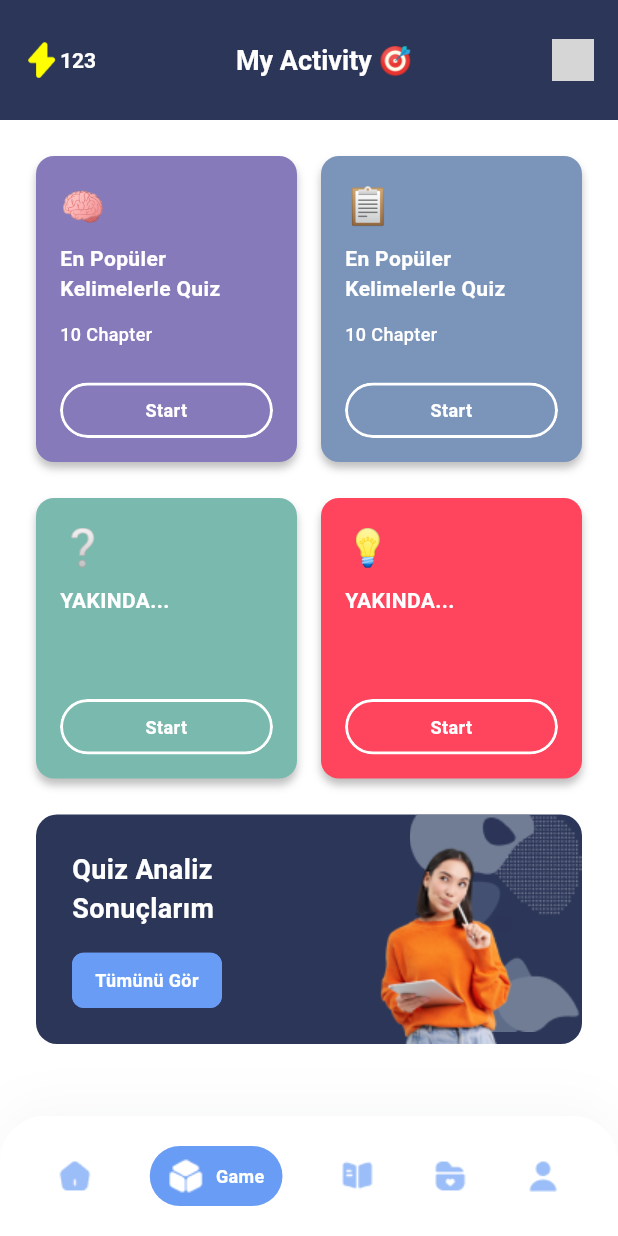
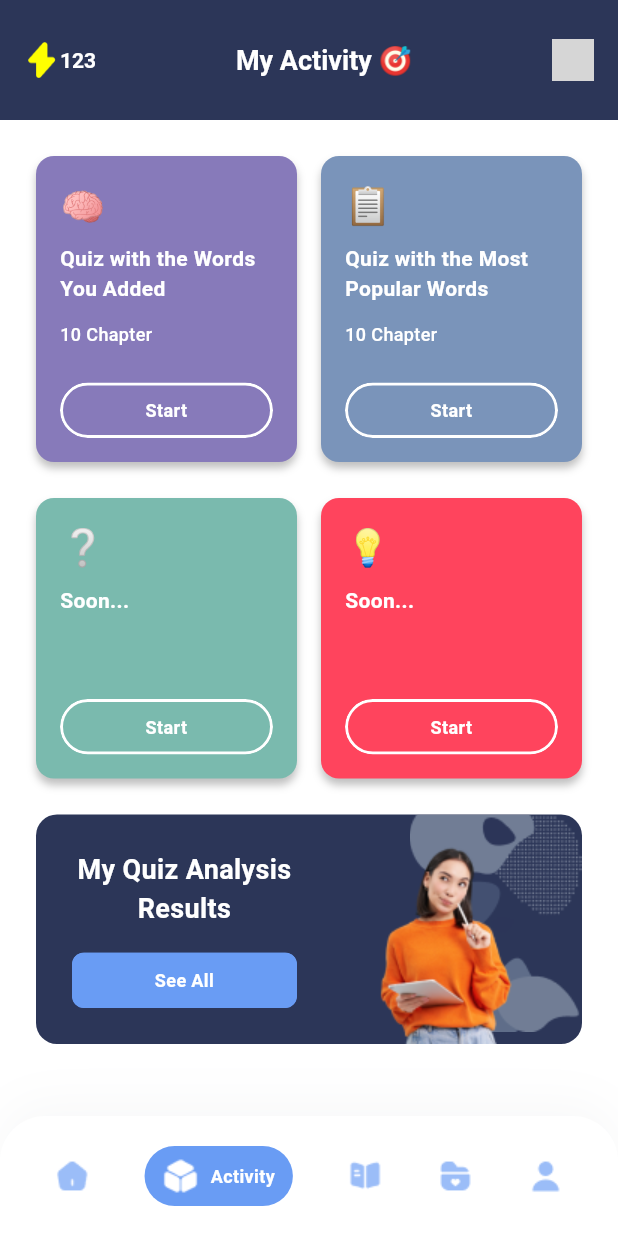
Before and after one commit to DargaHasanBasri/word_prime, a Flutter app: the screen it shows after launch, item 2 of the bottom bar chosen, on a phone screen of 412 x 824 dp. Run offline on Flutter 3.47's test engine with Material 3 defaults, Android fonts, the phone set to English and light mode, and no system bars; our stand-ins replace cached_network_image, dotted_border, easy_localization, get_it; network calls fail; grey boxes are pictures that could not be loaded.

Commit message:
Add localization operations to home-main tab and activity pages
and fix some bugs

```diff
--- a/lib/export.dart
+++ b/lib/export.dart
@@ -57,3 +57,4 @@ export 'package:word_prime/utils/app_sizes.dart';
 export 'package:word_prime/ui/pages/activity/activity_page.dart';
 export 'package:word_prime/ui/pages/activity/activity_view_model.dart';
 export 'package:word_prime/ui/pages/activity/activity_provider.dart';
+export 'package:word_prime/ui/widgets/custom_comment_bottom_sheet.dart';
--- a/lib/ui/pages/activity/activity_page.dart
+++ b/lib/ui/pages/activity/activity_page.dart
@@ -36,7 +36,7 @@ class _ActivityPageState extends State<ActivityPage> {
               child: ActivityItem(
                 backgroundColor: AppColors.lavenderPurple,
                 titleEmoji: AppLocaleConstants.EMOJI_BRAIN,
-                title: 'En Popüler Kelimelerle Quiz',
+                title: LocaleKeys.activityPage_addedWordsQuiz.locale,
                 chapterCount: 10,
                 isZeroChapterCount: false,
                 onTapStart: () {},
@@ -47,7 +47,7 @@ class _ActivityPageState extends State<ActivityPage> {
               child: ActivityItem(
                 backgroundColor: AppColors.wildBlueYonder,
                 titleEmoji: AppLocaleConstants.EMOJI_CONTROL,
-                title: 'En Popüler Kelimelerle Quiz',
+                title: LocaleKeys.activityPage_popularQuiz.locale,
                 chapterCount: 10,
                 isZeroChapterCount: false,
                 onTapStart: () {},
@@ -62,7 +62,7 @@ class _ActivityPageState extends State<ActivityPage> {
               child: ActivityItem(
                 backgroundColor: AppColors.neptune,
                 titleEmoji: AppLocaleConstants.EMOJI_QUESTION_MARK,
-                title: 'YAKINDA...',
+                title: '${LocaleKeys.activityPage_soon.locale}...',
                 chapterCount: 0,
                 isZeroChapterCount: true,
                 onTapStart: () {},
@@ -73,7 +73,7 @@ class _ActivityPageState extends State<ActivityPage> {
               child: ActivityItem(
                 backgroundColor: AppColors.watermelon,
                 titleEmoji: AppLocaleConstants.EMOJI_LIGHTBULB,
-                title: 'YAKINDA...',
+                title: '${LocaleKeys.activityPage_soon.locale}...',
                 chapterCount: 0,
                 isZeroChapterCount: true,
                 onTapStart: () {},
@@ -118,7 +118,7 @@ class _ActivityPageState extends State<ActivityPage> {
           Expanded(
             child: Center(
               child: Text(
-                'My Activity \u{1F3AF}',
+                '${LocaleKeys.activityPage_myActivity.locale} ${AppLocaleConstants.EMOJI_TARGET}',
                 style: TextStyle(
                   color: AppColors.white,
                   fontSize: 18,
--- a/lib/ui/pages/activity/components/activity_item.dart
+++ b/lib/ui/pages/activity/components/activity_item.dart
@@ -43,7 +43,7 @@ class ActivityItem extends StatelessWidget {
           ),
           SizedBox(height: 8),
           Container(
-            height: 44,
+            height: AppSizes.activityItemTitleContainerHeight,
             child: Text(
               title,
               style: TextStyle(
@@ -59,7 +59,7 @@ class ActivityItem extends StatelessWidget {
           Visibility(
             visible: !isZeroChapterCount,
             child: Text(
-              '${chapterCount} Chapter',
+              '${chapterCount} ${LocaleKeys.activityPage_chapter.locale}',
               style: TextStyle(
                 color: AppColors.white,
                 fontSize: 12,
@@ -69,7 +69,7 @@ class ActivityItem extends StatelessWidget {
           ),
           SizedBox(height: 24),
           CustomButton(
-            title: 'Start',
+            title: LocaleKeys.start.locale,
             titleFontSize: 12,
             titleVerticalPadding: 8,
             backgroundColor: Colors.transparent,
--- a/lib/ui/pages/activity/components/analysis_results.dart
+++ b/lib/ui/pages/activity/components/analysis_results.dart
@@ -22,23 +22,24 @@ class AnalysisResults extends StatelessWidget {
           Padding(
             padding: AppPaddings.appPaddingAll,
             child: Container(
-              width: 100,
+              width: AppSizes.analysisResultsContainerWidth,
               child: Column(
                 crossAxisAlignment: CrossAxisAlignment.stretch,
                 children: [
                   Text(
-                    "Quiz Analiz Sonuçlarım",
+                    LocaleKeys.activityPage_quizAnalysis.locale,
                     style: TextStyle(
                       color: AppColors.white,
                       fontSize: 18,
                       fontWeight: FontWeight.w700,
                       overflow: TextOverflow.ellipsis,
                     ),
+                    textAlign: TextAlign.center,
                     maxLines: 2,
                   ),
                   SizedBox(height: 16),
                   CustomButton(
-                    title: 'Tümünü Gör',
+                    title: LocaleKeys.activityPage_seeAll.locale,
                     titleFontSize: 12,
                     titleVerticalPadding: 8,
                     borderRadius: 8,
--- a/lib/ui/pages/home/components/user_list_item.dart
+++ b/lib/ui/pages/home/components/user_list_item.dart
@@ -17,7 +17,7 @@ class UserListItem extends StatelessWidget {
           SizedBox(height: 4),
           Expanded(
             child: Text(
-              'Test User',
+              AppLocaleConstants.DEFAULT_USER_NAME,
               style: TextStyle(
                 color: AppColors.mirage,
                 fontSize: 12,
--- a/lib/ui/pages/main_tab/components/active_bottom_navigation_bar_item.dart
+++ b/lib/ui/pages/main_tab/components/active_bottom_navigation_bar_item.dart
@@ -22,8 +22,8 @@ class ActiveBottomNavigationBarItem extends StatelessWidget {
           children: [
             Image.asset(
               iconAddress,
-              width: 24,
-              height: 24,
+              width: AppSizes.appOverallIconWidth,
+              height: AppSizes.appOverallIconHeight,
               color: AppColors.white,
             ),
             SizedBox(width: 8),
--- a/lib/ui/pages/main_tab/components/custom_bottom_navigation_bar.dart
+++ b/lib/ui/pages/main_tab/components/custom_bottom_navigation_bar.dart
@@ -39,12 +39,12 @@ class CustomBottomNavigationBar extends StatelessWidget {
                   child: whichIndex.value == 0
                       ? ActiveBottomNavigationBarItem(
                           iconAddress: AppAssets.icMainTabHomePath,
-                          pageName: 'Home',
+                          pageName: LocaleKeys.home.locale,
                         )
                       : Image.asset(
                           AppAssets.icMainTabHomePath,
-                          width: 24,
-                          height: 24,
+                          width: AppSizes.appOverallIconWidth,
+                          height: AppSizes.appOverallIconHeight,
                           color: AppColors.pastelBlue,
                         ),
                 ),
@@ -55,12 +55,12 @@ class CustomBottomNavigationBar extends StatelessWidget {
                   child: whichIndex.value == 1
                       ? ActiveBottomNavigationBarItem(
                           iconAddress: AppAssets.icMainTabActivityPath,
-                          pageName: 'Game',
+                          pageName: LocaleKeys.activity.locale,
                         )
                       : Image.asset(
                           AppAssets.icMainTabActivityPath,
-                          width: 24,
-                          height: 24,
+                          width: AppSizes.appOverallIconWidth,
+                          height: AppSizes.appOverallIconHeight,
                           color: AppColors.pastelBlue,
                         ),
                 ),
@@ -71,12 +71,12 @@ class CustomBottomNavigationBar extends StatelessWidget {
                   child: whichIndex.value == 2
                       ? ActiveBottomNavigationBarItem(
                           iconAddress: AppAssets.icMainTabWordAddPath,
-                          pageName: 'Add Word',
+                          pageName: LocaleKeys.addWord.locale,
                         )
                       : Image.asset(
                           AppAssets.icMainTabWordAddPath,
-                          width: 24,
-                          height: 24,
+                          width: AppSizes.appOverallIconWidth,
+                          height: AppSizes.appOverallIconHeight,
                           color: AppColors.pastelBlue,
                         ),
                 ),
@@ -87,12 +87,12 @@ class CustomBottomNavigationBar extends StatelessWidget {
                   child: whichIndex.value == 3
                       ? ActiveBottomNavigationBarItem(
                           iconAddress: AppAssets.icMainTabTaskPath,
-                          pageName: 'Tasks',
+                          pageName: LocaleKeys.tasks.locale,
                         )
                       : Image.asset(
                           AppAssets.icMainTabTaskPath,
-                          width: 24,
-                          height: 24,
+                          width: AppSizes.appOverallIconWidth,
+                          height: AppSizes.appOverallIconHeight,
                           color: AppColors.pastelBlue,
                         ),
                 ),
@@ -103,12 +103,12 @@ class CustomBottomNavigationBar extends StatelessWidget {
                   child: whichIndex.value == 4
                       ? ActiveBottomNavigationBarItem(
                           iconAddress: AppAssets.icMainTabProfilePath,
-                          pageName: 'Profile',
+                          pageName: LocaleKeys.profile.locale,
                         )
                       : Image.asset(
                           AppAssets.icMainTabProfilePath,
-                          width: 24,
-                          height: 24,
+                          width: AppSizes.appOverallIconWidth,
+                          height: AppSizes.appOverallIconHeight,
                           color: AppColors.pastelBlue,
                         ),
                 ),
--- a/lib/ui/pages/profile_details/profile_details_page.dart
+++ b/lib/ui/pages/profile_details/profile_details_page.dart
@@ -46,7 +46,7 @@ class _ProfileDetailsPageState extends BaseStatefulState<ProfileDetailsPage> {
           ),
         ),
         Padding(
-          padding: AppPaddings.paddingPaddingBottom,
+          padding: AppPaddings.paddingLargeBottom,
           child: Text(
             LocaleKeys.profileDetail_changePicture.locale,
             style: TextStyle(
--- a/lib/utils/app_locale_constants.dart
+++ b/lib/utils/app_locale_constants.dart
@@ -10,9 +10,17 @@ final class AppLocaleConstants {
   static const EMOJI_BRAIN = '\u{1F9E0}';
   static const EMOJI_CONTROL = '\u{1F4CB}';
   static const EMOJI_LIGHTBULB = '\u{1F4A1}';
+  static const EMOJI_WAVING = '\u{1F44B}';
+  static const EMOJI_TARGET = '\u{1F3AF}';
 
   static const DEFAULT_PROFILE_PICTURE =
       'https://cdn.pixabay.com/photo/2015/10/05/22/37/blank-profile-picture-973460_960_720.png';
 
-  static const EXAMPLE_PROFILE_PICTURE = 'https://www.shareicon.net/data/128x128/2016/05/24/770137_man_512x512.png';
+  static const EXAMPLE_PROFILE_PICTURE =
+      'https://www.shareicon.net/data/128x128/2016/05/24/770137_man_512x512.png';
+
+  static const DEFAULT_SENTENCES =
+      'Dolor morbi non arcu risus quis varius. sed nisi lacus sed viverra. Dolor morbi non arcu risus quis varius.';
+
+  static const DEFAULT_USER_NAME = 'X_AE_A-13';
 }
--- a/lib/utils/app_paddings.dart
+++ b/lib/utils/app_paddings.dart
@@ -21,7 +21,9 @@ final class AppPaddings {
 
   static const paddingSmallAll = EdgeInsets.all(8);
 
-  static const paddingPaddingBottom = EdgeInsets.only(bottom: 24);
+  static const paddingLargeBottom = EdgeInsets.only(bottom: 24);
+
+  static const paddingMediumBottom = EdgeInsets.only(bottom: 16);
 
 
 }
--- a/lib/utils/app_sizes.dart
+++ b/lib/utils/app_sizes.dart
@@ -5,6 +5,11 @@ final class AppSizes {
 
   static const double toolbarHeight = 80.0;
   static const double bottomNavigationBarHeight = kBottomNavigationBarHeight;
+  static const double activityItemTitleContainerHeight = 44;
+  static const double analysisResultsContainerWidth = 150;
+
+  static const double bottomSheetDragHandleWidth = 50;
+  static const double bottomSheetDragHandleHeight = 4;
 
   static const double appOverallIconWidth = 24.0;
   static const double appOverallIconHeight = 24.0;
```
Also changed, not shown: assets/langs/en-US.json (+21 -0 lines), assets/langs/tr-TR.json (+21 -0 lines), lib/ui/pages/home/components/post_list_item.dart (+14 -7 lines), lib/ui/pages/home/home_page.dart (+6 -3 lines), lib/ui/widgets/custom_comment_bottom_sheet.dart (+15 -8 lines), lib/generated/locale_keys.g.dart.
